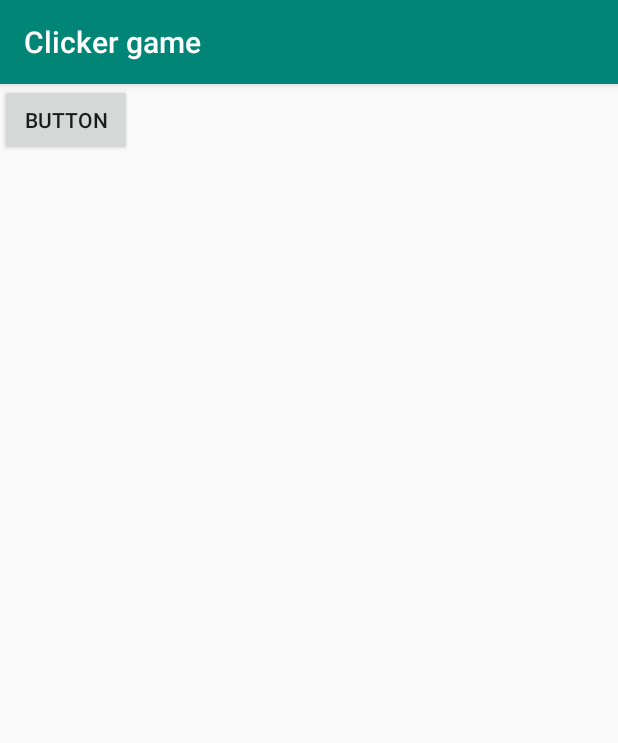
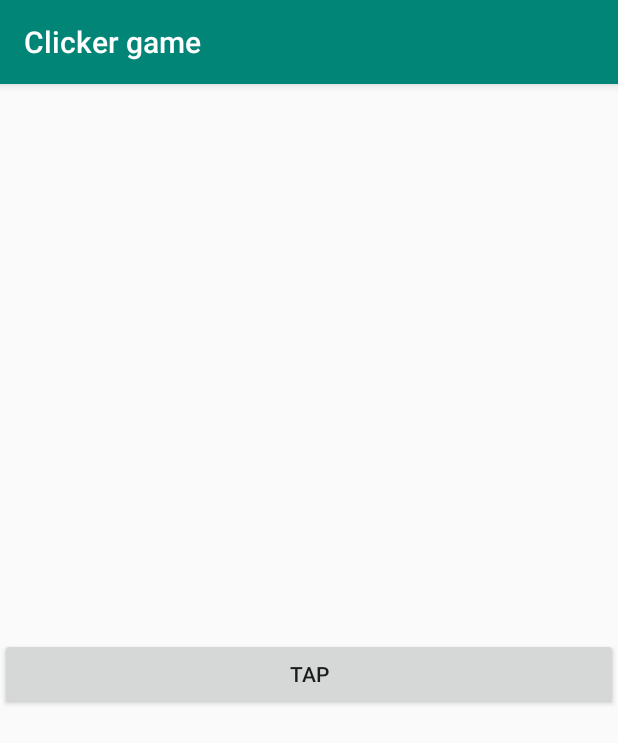
Before and after one commit to 4nt0n64r/Clicker-game, an Android app: the screen it shows after launch (MainActivity), on a phone screen of 412 x 824 dp. Shown: the top 743 px of the screen. Run offline under Robolectric (Android 15) with nearby library versions, the phone set to English and light mode, and no system bars.

Commit message:
first worked version
add button and textview with counter

```diff
--- a/app/src/main/java/a4nt0n64r/clickergame/MainActivity.java
+++ b/app/src/main/java/a4nt0n64r/clickergame/MainActivity.java
@@ -2,12 +2,34 @@ package a4nt0n64r.clickergame;
 
 import android.support.v7.app.AppCompatActivity;
 import android.os.Bundle;
+import android.view.View;
+import android.widget.Button;
+import android.widget.TextView;
 
 public class MainActivity extends AppCompatActivity {
+
+    private Button mStartButton;
+    private TextView mCounterTextView;
+
+    private int mCounter = 0;
 
     @Override
     protected void onCreate(Bundle savedInstanceState) {
         super.onCreate(savedInstanceState);
         setContentView(R.layout.activity_main);
+
+        mStartButton = (Button) findViewById(R.id.start_button);
+        mCounterTextView = (TextView) findViewById(R.id.counter_text_view);
+        mStartButton.setOnClickListener(new View.OnClickListener() {
+            @Override
+            public void onClick(View view) {
+                mCounter++;
+                mCounterTextView.setText("" + mCounter);
+            }
+        });
+
+
+
+
     }
 }
--- a/app/src/main/res/layout/activity_main.xml
+++ b/app/src/main/res/layout/activity_main.xml
@@ -4,13 +4,24 @@
     xmlns:tools="http://schemas.android.com/tools"
     android:layout_width="match_parent"
     android:layout_height="match_parent"
+    android:minHeight="31dp"
     tools:context=".MainActivity">
 
-    <Button
-        android:id="@+id/button2"
-        android:layout_width="wrap_content"
-        android:layout_height="wrap_content"
-        android:text="Button"
-        tools:layout_editor_absoluteX="148dp"
-        tools:layout_editor_absoluteY="231dp" />
+    <LinearLayout
+        android:layout_width="match_parent"
+        android:layout_height="match_parent"
+        android:gravity="center_vertical"
+        android:orientation="vertical">
+
+        <TextView
+            android:id="@+id/counter_text_view"
+            android:layout_width="match_parent"
+            android:layout_height="wrap_content" />
+
+        <Button
+            android:id="@+id/start_button"
+            android:layout_width="match_parent"
+            android:layout_height="wrap_content"
+            android:text="@string/start_button" />
+    </LinearLayout>
 </android.support.constraint.ConstraintLayout>
--- a/app/src/main/res/values/strings.xml
+++ b/app/src/main/res/values/strings.xml
@@ -1,3 +1,5 @@
 <resources>
     <string name="app_name">Clicker game</string>
+    <string name="start_button">Tap</string>
+    <string name="counter">0</string>
 </resources>
```
